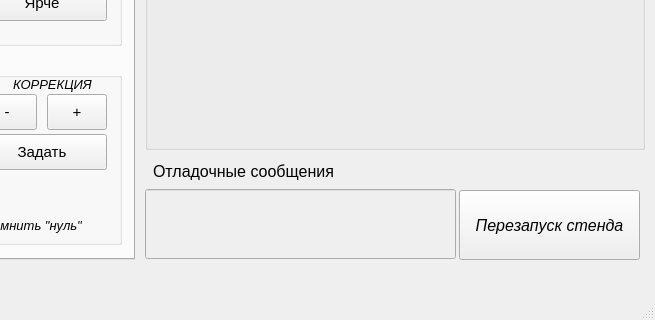
Old version of the form front/mainwindow.ui in the repository IdelKonstantin/stend; both pictures show x 375 to 1030 and y 410 to 730 of the 1030 by 730 pixel window.
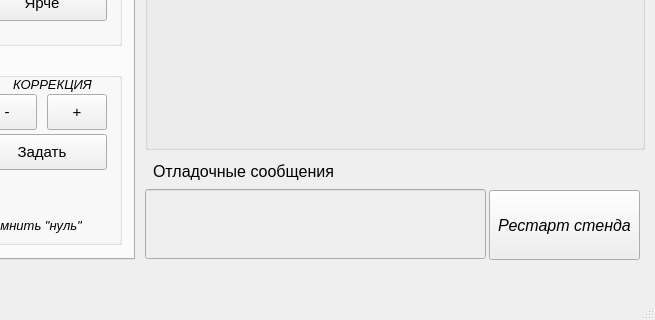
New version of the form.

What changed in the file:
```diff
--- a/front/mainwindow.ui
+++ b/front/mainwindow.ui
@@ -695,7 +695,7 @@
      <rect>
       <x>520</x>
       <y>599</y>
-      <width>311</width>
+      <width>341</width>
       <height>70</height>
      </rect>
     </property>
@@ -735,9 +735,9 @@
    <widget class="QPushButton" name="pushButtonRestart">
     <property name="geometry">
      <rect>
-      <x>834</x>
+      <x>864</x>
       <y>600</y>
-      <width>181</width>
+      <width>151</width>
       <height>70</height>
      </rect>
     </property>
@@ -749,7 +749,7 @@
      </font>
     </property>
     <property name="text">
-     <string>Перезапуск стенда</string>
+     <string>Рестарт стенда</string>
     </property>
    </widget>
   </widget>
```
